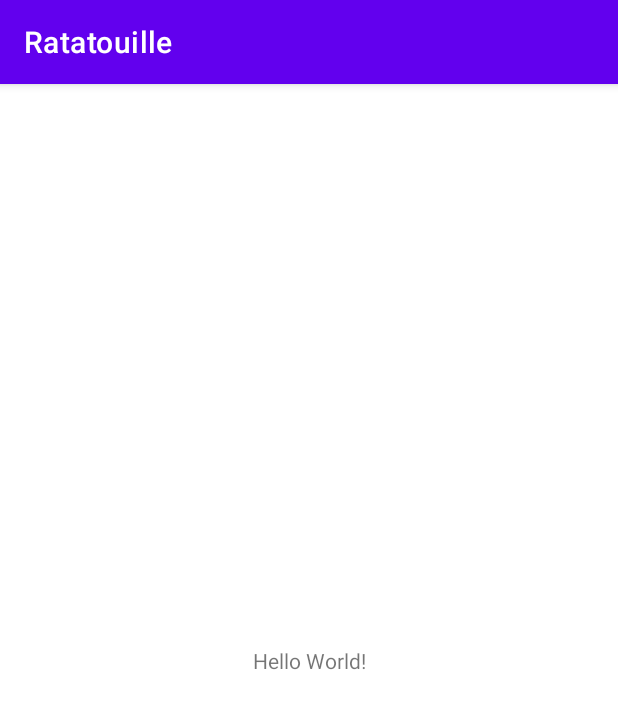
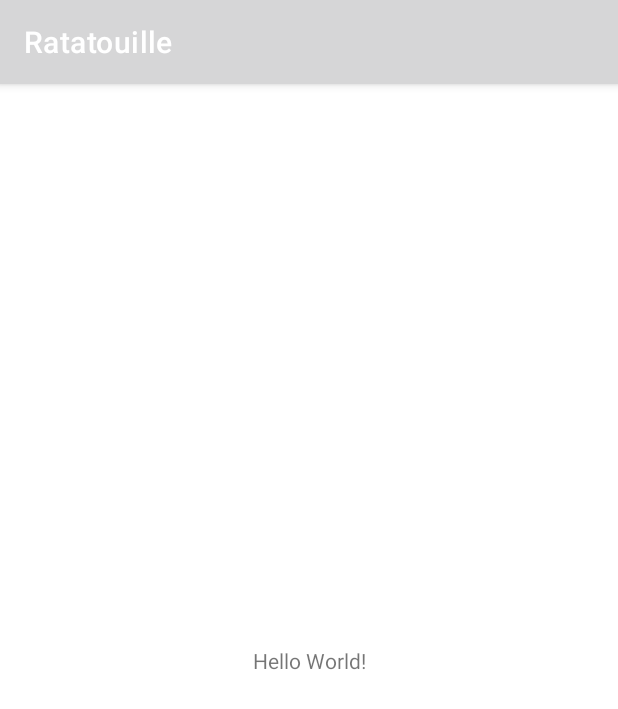
Before and after one commit to Chriss1618/ProgettoINGSW, an Android app: the screen it shows after launch (MainActivity), on a phone screen of 412 x 824 dp. Shown: the top 709 px of the screen. Run offline under Robolectric (Android 15) with nearby library versions, the phone set to English and light mode, and no system bars.

Commit message:
[Codice Android] Piccole Modifiche Android

```diff
--- a/Codice/Android/Ratatouille/app/src/main/java/com/ratatouille/MainActivity.java
+++ b/Codice/Android/Ratatouille/app/src/main/java/com/ratatouille/MainActivity.java
@@ -3,13 +3,25 @@ package com.ratatouille;
 import androidx.appcompat.app.AppCompatActivity;
 
 import android.os.Bundle;
+import android.widget.Button;
 
 public class MainActivity extends AppCompatActivity {
+    //SYSTEM
+    private static final String TAG = "MainActivity";
+
+    //LAYOUT
+    Button Button_Login;
+
+    //FUNCTIONAL
+
+
+    //OTHER...
 
     @Override
     protected void onCreate(Bundle savedInstanceState) {
         super.onCreate(savedInstanceState);
         setContentView(R.layout.activity_main);
+
     }
 
 }
--- a/Codice/Android/Ratatouille/app/src/main/res/values/colors.xml
+++ b/Codice/Android/Ratatouille/app/src/main/res/values/colors.xml
@@ -1,10 +1,9 @@
 <?xml version="1.0" encoding="utf-8"?>
 <resources>
-    <color name="purple_200">#FFBB86FC</color>
-    <color name="purple_500">#FF6200EE</color>
-    <color name="purple_700">#FF3700B3</color>
+    <color name="MainColor">#FAA019</color>
+    <color name="SoftBlack">#65000000</color>
+    <color name="Black">#000000</color>
     <color name="teal_200">#FF03DAC5</color>
     <color name="teal_700">#FF018786</color>
-    <color name="black">#FF000000</color>
     <color name="white">#FFFFFFFF</color>
 </resources>
```
